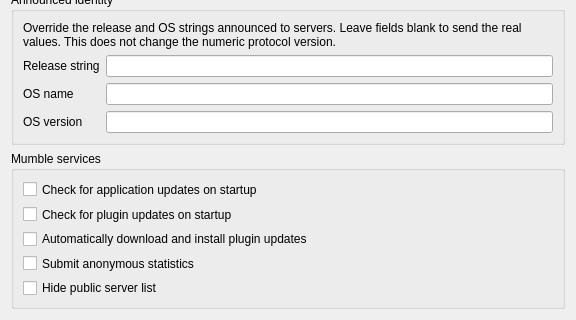
The window that src/mumble/NetworkConfig.ui (dankmaster/mumble) describes before a commit, drawn with Qt 5; both pictures show x 0 to 576 and y 455 to 775 of the 576 by 775 pixel window.
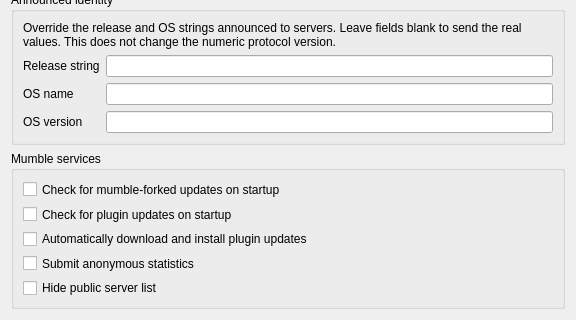
The same window after the commit. Custom widgets are drawn as their Qt base class.

What changed in the file:
```diff
--- a/src/mumble/NetworkConfig.ui
+++ b/src/mumble/NetworkConfig.ui
@@ -448,7 +448,7 @@
          <string>This will check for new releases of Mumble every time you start the program, and notify you if one is available.</string>
         </property>
         <property name="text">
-         <string>Check for application updates on startup</string>
+         <string>Check for mumble-forked updates on startup</string>
         </property>
        </widget>
       </item>
```
Left out of the diff: 4 changed lines with no effect on the pictures.
